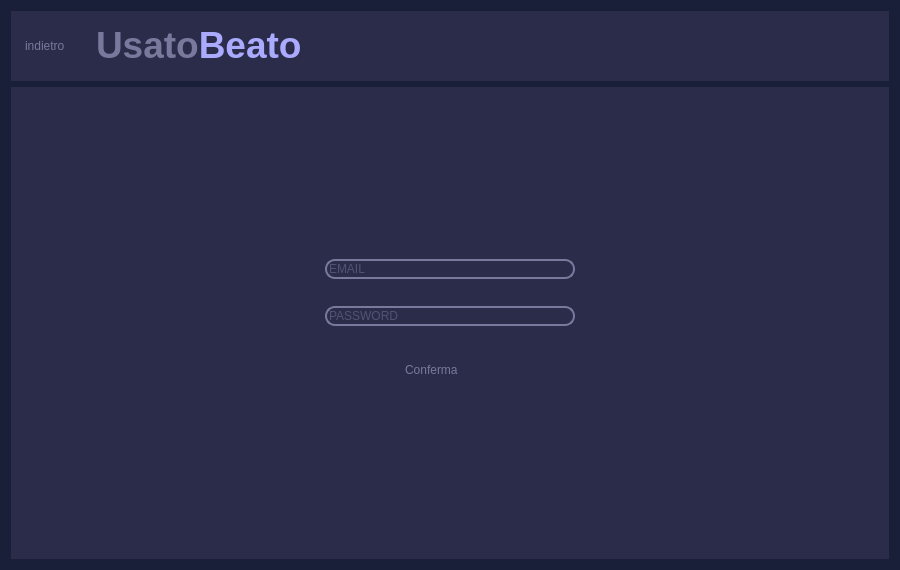
Qt form NegozioDelUsatoPython/MVC/View/LoginView.ui (LeonUrsu/NegozioDellUsato-ExamIS) before a commit.
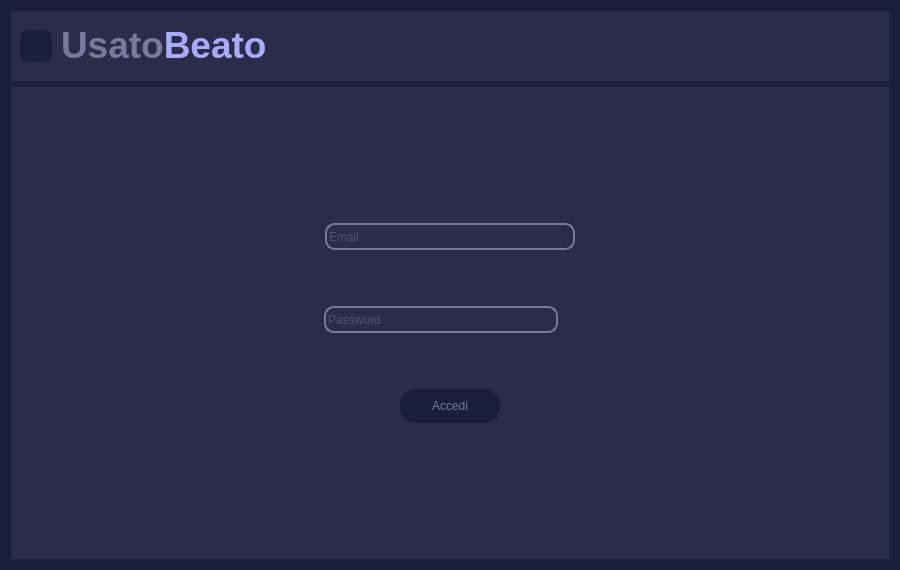
The same form after that commit. Icons and pictures are not drawn.

Commit message: fix bug che non faceva loggare, restyling finestra login, aggiunto simulazione visiva della pressione dei bottoni, aggiunto metodo toggleView

```diff
--- a/NegozioDelUsatoPython/MVC/View/LoginView.ui
+++ b/NegozioDelUsatoPython/MVC/View/LoginView.ui
@@ -94,6 +94,23 @@
 #leftMenu,#frame{
 background-color: #2a2c49;
 }
+#confermaBtn{
+	color:#78799c;
+	background-color:#1a1f39;
+	padding : 10px 5px;
+	text-align:center;
+	border-radius: 15px;
+}
+#confermaBtn:pressed,#indietroBtn:pressed{
+background-color: rgba(26, 31, 57,150);
+}
+#indietroBtn{
+background-color: #1a1f39;
+border-radius: 7px;
+}
+#toggleEchoBtn{
+	text-align:center;
+}
 </string>
   </property>
   <layout class="QVBoxLayout" name="verticalLayout">
@@ -112,16 +129,29 @@
       <enum>QFrame::Raised</enum>
      </property>
      <layout class="QHBoxLayout" name="horizontalLayout">
+      <property name="spacing">
+       <number>9</number>
+      </property>
       <item>
        <widget class="QPushButton" name="indietroBtn">
         <property name="maximumSize">
          <size>
-          <width>70</width>
-          <height>50</height>
+          <width>32</width>
+          <height>32</height>
          </size>
         </property>
         <property name="text">
-         <string>indietro</string>
+         <string/>
+        </property>
+        <property name="icon">
+         <iconset resource="resources.qrc">
+          <normaloff>:/purpleIcons/assets/#78799c(purple) icons/arrow-left.svg</normaloff>:/purpleIcons/assets/#78799c(purple) icons/arrow-left.svg</iconset>
+        </property>
+        <property name="iconSize">
+         <size>
+          <width>24</width>
+          <height>24</height>
+         </size>
         </property>
        </widget>
       </item>
@@ -147,6 +177,21 @@
       <enum>QFrame::Raised</enum>
      </property>
      <layout class="QVBoxLayout" name="verticalLayout_2">
+      <property name="spacing">
+       <number>0</number>
+      </property>
+      <property name="leftMargin">
+       <number>0</number>
+      </property>
+      <property name="topMargin">
+       <number>0</number>
+      </property>
+      <property name="rightMargin">
+       <number>0</number>
+      </property>
+      <property name="bottomMargin">
+       <number>0</number>
+      </property>
       <item>
        <widget class="QWidget" name="widget" native="true">
         <property name="minimumSize">
@@ -165,12 +210,24 @@
          <property name="spacing">
           <number>0</number>
          </property>
+         <property name="leftMargin">
+          <number>0</number>
+         </property>
+         <property name="topMargin">
+          <number>0</number>
+         </property>
+         <property name="rightMargin">
+          <number>0</number>
+         </property>
+         <property name="bottomMargin">
+          <number>0</number>
+         </property>
          <item alignment="Qt::AlignHCenter">
           <widget class="QLineEdit" name="emailEd">
            <property name="minimumSize">
             <size>
              <width>250</width>
-             <height>0</height>
+             <height>27</height>
             </size>
            </property>
            <property name="maximumSize">
@@ -179,28 +236,135 @@
              <height>16777215</height>
             </size>
            </property>
+           <property name="focusPolicy">
+            <enum>Qt::StrongFocus</enum>
+           </property>
+           <property name="layoutDirection">
+            <enum>Qt::LeftToRight</enum>
+           </property>
+           <property name="echoMode">
+            <enum>QLineEdit::Normal</enum>
+           </property>
            <property name="placeholderText">
-            <string>EMAIL</string>
+            <string notr="true">Email</string>
+           </property>
+           <property name="clearButtonEnabled">
+            <bool>true</bool>
            </property>
           </widget>
          </item>
-         <item alignment="Qt::AlignHCenter">
-          <widget class="QLineEdit" name="passwordEd">
+         <item alignment="Qt::AlignHCenter|Qt::AlignVCenter">
+          <widget class="QFrame" name="frame_3">
            <property name="minimumSize">
             <size>
-             <width>250</width>
+             <width>0</width>
              <height>0</height>
             </size>
            </property>
-           <property name="maximumSize">
-            <size>
-             <width>250</width>
-             <height>16777215</height>
-            </size>
+           <property name="frameShape">
+            <enum>QFrame::StyledPanel</enum>
            </property>
-           <property name="placeholderText">
-            <string>PASSWORD</string>
+           <property name="frameShadow">
+            <enum>QFrame::Raised</enum>
            </property>
+           <property name="lineWidth">
+            <number>0</number>
+           </property>
+           <layout class="QHBoxLayout" name="horizontalLayout_2">
+            <property name="spacing">
+             <number>2</number>
+            </property>
+            <property name="leftMargin">
+             <number>0</number>
+            </property>
+            <property name="topMargin">
+             <number>0</number>
+            </property>
+            <property name="rightMargin">
+             <number>0</number>
+            </property>
+            <property name="bottomMargin">
+             <number>0</number>
+            </property>
+            <item alignment="Qt::AlignHCenter|Qt::AlignVCenter">
+             <widget class="QLineEdit" name="passwordEd">
+              <property name="minimumSize">
+               <size>
+                <width>234</width>
+                <height>27</height>
+               </size>
+              </property>
+              <property name="maximumSize">
+               <size>
+                <width>236</width>
+                <height>16777215</height>
+               </size>
+              </property>
+              <property name="echoMode">
+               <enum>QLineEdit::Password</enum>
+              </property>
+              <property name="placeholderText">
+               <string>Password</string>
+              </property>
+              <property name="clearButtonEnabled">
+               <bool>true</bool>
+              </property>
+             </widget>
+            </item>
+            <item>
+             <widget class="QPushButton" name="toggleEchoBtn">
+              <property name="enabled">
+               <bool>true</bool>
+              </property>
+              <property name="sizePolicy">
+               <sizepolicy hsizetype="MinimumExpanding" vsizetype="Preferred">
+                <horstretch>0</horstretch>
+                <verstretch>0</verstretch>
+               </sizepolicy>
+              </property>
+              <property name="minimumSize">
+               <size>
+                <width>16</width>
+                <height>16</height>
+               </size>
+              </property>
+              <property name="maximumSize">
+               <size>
+                <width>16</width>
+                <height>16</height>
+               </size>
+              </property>
+              <property name="cursor">
+               <cursorShape>PointingHandCursor</cursorShape>
+              </property>
+              <property name="layoutDirection">
+               <enum>Qt::LeftToRight</enum>
+              </property>
+              <property name="autoFillBackground">
+               <bool>false</bool>
+              </property>
+              <property name="styleSheet">
+               <string notr="true">align-items: center</string>
+              </property>
+              <property name="text">
+               <string/>
+              </property>
+              <property name="icon">
+               <iconset resource="resources.qrc">
+                <normaloff>:/purpleIcons/assets/#78799c(purple) icons/eye.svg</normaloff>:/purpleIcons/assets/#78799c(purple) icons/eye.svg</iconset>
+              </property>
+              <property name="iconSize">
+               <size>
+                <width>16</width>
+                <height>16</height>
+               </size>
+              </property>
+              <property name="autoDefault">
+               <bool>false</bool>
+              </property>
+             </widget>
+            </item>
+           </layout>
           </widget>
          </item>
          <item alignment="Qt::AlignHCenter">
@@ -221,7 +385,7 @@
             <cursorShape>PointingHandCursor</cursorShape>
            </property>
            <property name="text">
-            <string>Conferma</string>
+            <string>Accedi</string>
            </property>
            <property name="autoDefault">
             <bool>false</bool>
```
Left out of the diff: 5 changed lines with no effect on the pictures. The commit also changes 43 other files.
